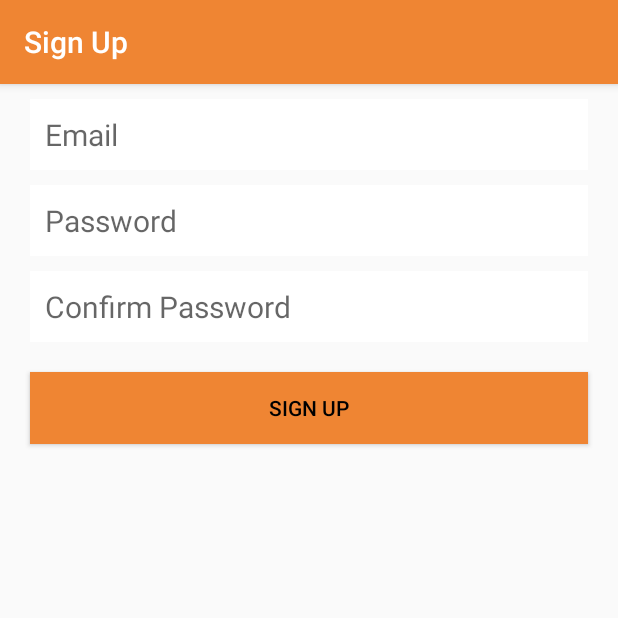
After one commit to jdsv650/Bware_Droid, an Android app: the Signup screen opened directly, with no data from a screen before it, on a phone screen of 412 x 824 dp, the top half of it. The commit adds this screen. Run offline under Robolectric (Android 15) with nearby library versions, the phone set to English and light mode, and no system bars.

Commit message:
Add Activity for Sign Up and setup UI

```diff
--- a/app/src/main/AndroidManifest.xml
+++ b/app/src/main/AndroidManifest.xml
@@ -9,7 +9,7 @@
         android:roundIcon="@mipmap/ic_launcher_round"
         android:supportsRtl="true"
         android:theme="@style/AppTheme">
-        <activity android:name=".MainActivity"></activity>
+        <activity android:name=".MainActivity" />
         <activity android:name=".Welcome">
             <intent-filter>
                 <action android:name="android.intent.action.MAIN" />
@@ -17,9 +17,13 @@
                 <category android:name="android.intent.category.LAUNCHER" />
             </intent-filter>
         </activity>
-        <activity android:name=".Login"
+        <activity
+            android:name=".Login"
             android:label="@string/title_activity_user_login">
-
+        </activity>
+        <activity
+            android:name=".Signup"
+            android:label="@string/sign_up_text">
         </activity>
     </application>
 
--- /dev/null
+++ b/app/src/main/java/com/jdsv650/bware/Signup.java
@@ -0,0 +1,13 @@
+package com.jdsv650.bware;
+
+import android.support.v7.app.AppCompatActivity;
+import android.os.Bundle;
+
+public class Signup extends AppCompatActivity {
+
+    @Override
+    protected void onCreate(Bundle savedInstanceState) {
+        super.onCreate(savedInstanceState);
+        setContentView(R.layout.activity_signup);
+    }
+}
--- a/app/src/main/java/com/jdsv650/bware/Welcome.java
+++ b/app/src/main/java/com/jdsv650/bware/Welcome.java
@@ -14,6 +14,12 @@ public class Welcome extends AppCompatActivity {
         this.startActivity(i);
     }
 
+    public void signupPressed(View view)
+    {
+        Intent i = new Intent(this, Signup.class);
+        this.startActivity(i);
+    }
+
     @Override
     protected void onCreate(Bundle savedInstanceState) {
         super.onCreate(savedInstanceState);
--- /dev/null
+++ b/app/src/main/res/layout/activity_signup.xml
@@ -0,0 +1,67 @@
+<?xml version="1.0" encoding="utf-8"?>
+<RelativeLayout xmlns:android="http://schemas.android.com/apk/res/android"
+    xmlns:app="http://schemas.android.com/apk/res-auto"
+    xmlns:tools="http://schemas.android.com/tools"
+    android:layout_width="match_parent"
+    android:layout_height="match_parent"
+    tools:context="com.jdsv650.bware.Signup">
+
+    <EditText
+        android:id="@+id/emailEditText"
+        android:layout_width="match_parent"
+        android:layout_height="wrap_content"
+        android:layout_alignParentTop="true"
+        android:layout_centerHorizontal="true"
+        android:layout_marginTop="10dp"
+        android:layout_marginLeft="20dp"
+        android:layout_marginRight="20dp"
+        android:padding="10dp"
+        android:background="@color/colorWhite"
+        android:ems="10"
+        android:inputType="textEmailAddress"
+        android:hint="@string/prompt_email"
+        android:textSize="20sp" />
+
+    <EditText
+        android:id="@+id/passwordEditText"
+        android:layout_width="match_parent"
+        android:layout_height="wrap_content"
+        android:layout_below="@+id/emailEditText"
+        android:layout_marginTop="10dp"
+        android:layout_marginLeft="20dp"
+        android:layout_marginRight="20dp"
+        android:padding="10dp"
+        android:background="@color/colorWhite"
+        android:ems="10"
+        android:inputType="textPassword"
+        android:hint="@string/prompt_password"
+        android:textSize="20sp" />
+
+    <EditText
+        android:id="@+id/editText4"
+        android:layout_width="match_parent"
+        android:layout_height="wrap_content"
+        android:ems="10"
+        android:inputType="textPassword"
+        android:layout_below="@+id/passwordEditText"
+        android:layout_centerHorizontal="true"
+        android:layout_marginTop="10dp"
+        android:layout_marginLeft="20dp"
+        android:layout_marginRight="20dp"
+        android:padding="10dp"
+        android:background="@color/colorWhite"
+        android:hint="@string/prompt_confirm_password"
+        android:textSize="20sp" />
+
+    <Button
+        android:id="@+id/registerButton"
+        android:layout_width="match_parent"
+        android:layout_height="wrap_content"
+        android:layout_below="@+id/editText4"
+        android:layout_centerHorizontal="true"
+        android:text="@string/sign_up_text"
+        android:background="@color/colorCadmiumOrange"
+        android:textColor="@color/colorBlack"
+        android:layout_margin="20dp" />
+
+</RelativeLayout>
--- a/app/src/main/res/layout/activity_welcome.xml
+++ b/app/src/main/res/layout/activity_welcome.xml
@@ -43,13 +43,14 @@
         android:id="@+id/registerButton"
         android:layout_width="match_parent"
         android:layout_height="wrap_content"
-        android:text="@string/signupText"
-        android:background="@color/colorCadmiumOrange"
+        android:layout_below="@+id/loginButton"
+        android:layout_centerHorizontal="true"
         android:layout_marginLeft="15dp"
         android:layout_marginRight="15dp"
         android:layout_marginTop="5dp"
-        android:layout_below="@+id/loginButton"
-        android:layout_centerHorizontal="true" />
+        android:background="@color/colorCadmiumOrange"
+        android:onClick="signupPressed"
+        android:text="@string/signupText" />
 
 
 </RelativeLayout>
--- a/app/src/main/res/values/strings.xml
+++ b/app/src/main/res/values/strings.xml
@@ -12,8 +12,10 @@
     <!-- Strings related to login -->
     <string name="prompt_email">Email</string>
     <string name="prompt_password">Password</string>
+    <string name="prompt_confirm_password">Confirm Password</string>
     <string name="action_sign_in">Sign in or register</string>
     <string name="action_sign_in_short">Sign in</string>
+    <string name="sign_up_text">Sign Up</string>
     <string name="error_invalid_email">This email address is invalid</string>
     <string name="error_invalid_password">This password is too short</string>
     <string name="error_incorrect_password">This password is incorrect</string>
```
Also changed, not shown: 2 other files.
